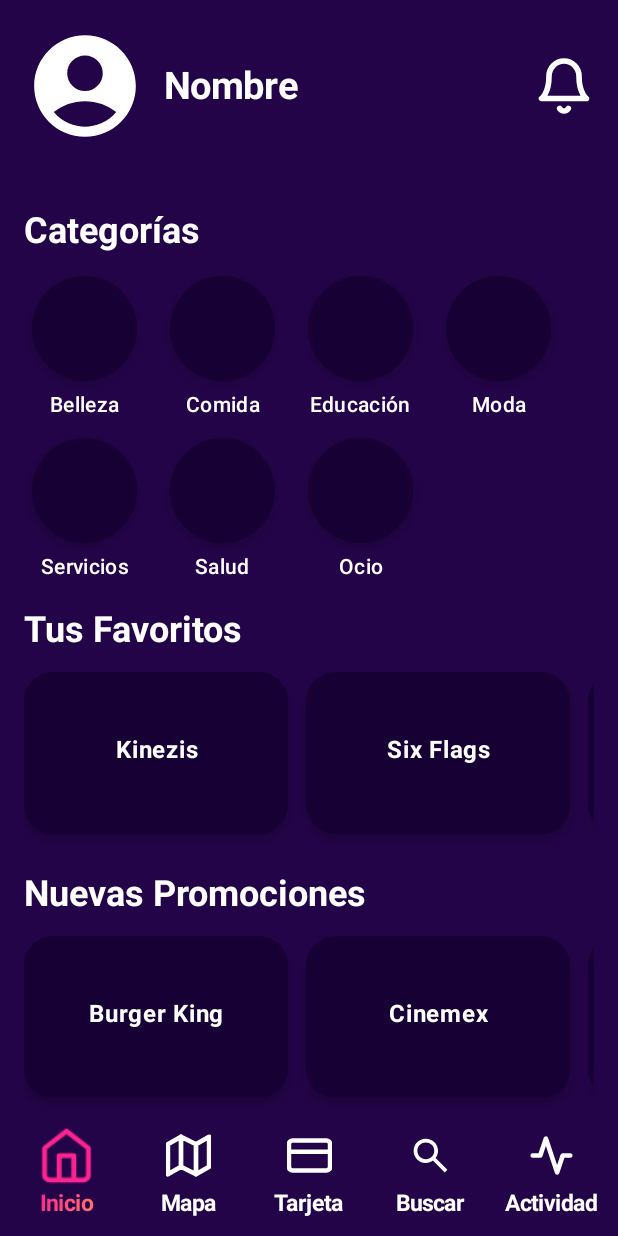
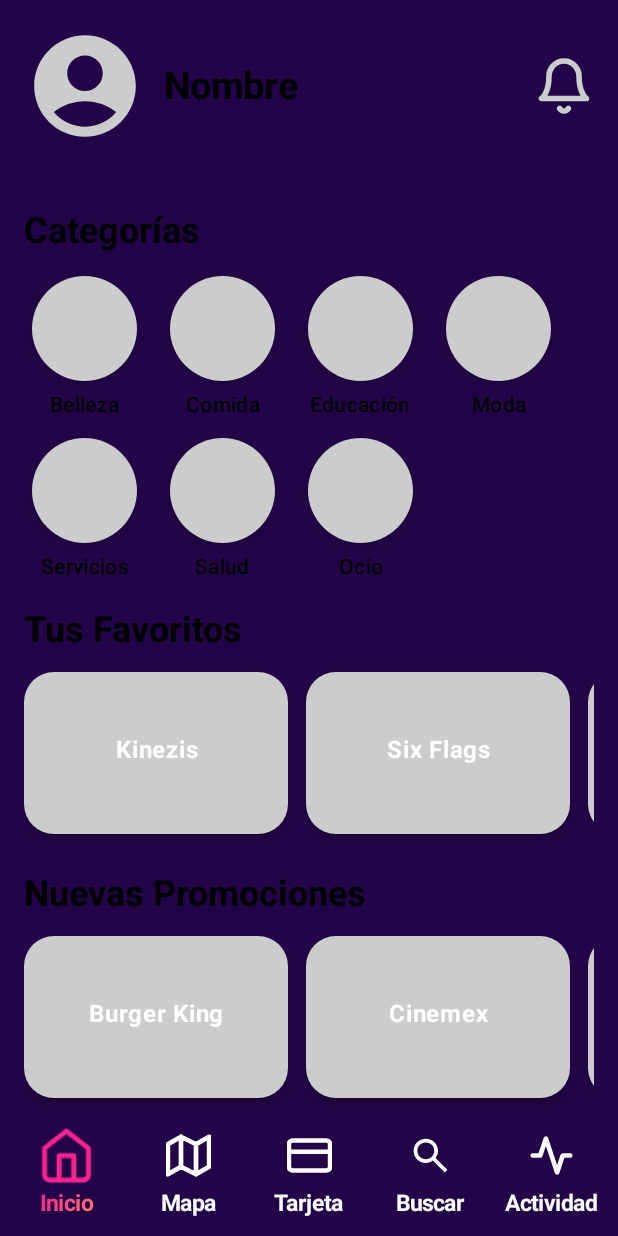
Before and after one commit to FernandaPat/BeneficioApp, an Android app built with Jetpack Compose: the screen it shows after launch (MainActivity), on a phone screen of 412 x 824 dp. Run offline under Robolectric (Android 15) with nearby library versions, the phone set to English and light mode, and no system bars; 1 statement that could not run was skipped.

Commit message:
Update InicioPage.kt

```diff
--- a/app/src/main/java/mx/mfpp/beneficioapp/view/InicioPage.kt
+++ b/app/src/main/java/mx/mfpp/beneficioapp/view/InicioPage.kt
@@ -1,7 +1,6 @@
 package mx.mfpp.beneficioapp.view
 
 import mx.mfpp.beneficioapp.R
-import androidx.compose.foundation.background
 import androidx.compose.foundation.interaction.MutableInteractionSource
 import androidx.compose.foundation.layout.Arrangement
 import androidx.compose.foundation.layout.Box
@@ -96,8 +95,7 @@
         topBar = { HomeTopBar(navController) }
     ) { paddingValues ->
         Column(
-            modifier = Modifier.
-                background(Color(0xFF230448))
+            modifier = Modifier
                 .fillMaxSize()
                 .padding(paddingValues)
                 .verticalScroll(rememberScrollState())
@@ -139,7 +137,7 @@
             style = MaterialTheme.typography.headlineSmall.copy(
                 fontWeight = FontWeight.Bold,
                 fontSize = 24.sp,
-                color = Color.White
+                color = Color.Black
             ),
             modifier = Modifier.padding(bottom = 12.dp)
         )
@@ -162,7 +160,7 @@
             .size(width = 176.dp, height = 108.dp),
         shape = RoundedCornerShape(20.dp),
         elevation = CardDefaults.cardElevation(defaultElevation = 4.dp),
-        colors = CardDefaults.cardColors(containerColor = Color(0xFF170033))
+        colors = CardDefaults.cardColors(containerColor = Color.LightGray)
     ) {
         Box(
             modifier = Modifier
@@ -213,7 +211,7 @@
             style = MaterialTheme.typography.headlineMedium.copy(
                 fontWeight = FontWeight.Bold,
                 fontSize = 24.sp,
-                color = Color.White
+                color = Color.Black
             ),
             modifier = Modifier.padding(bottom = 12.dp)
         )
@@ -245,7 +243,7 @@
                         modifier = Modifier
                             .padding(top = 6.dp)
                             .width(80.dp),
-                        color = Color.White
+                        color = Color.Black
                     )
                 }
             }
@@ -274,7 +272,7 @@
                         modifier = Modifier
                             .padding(top = 6.dp)
                             .width(80.dp),
-                        color = Color.White
+                        color = Color.Black
                     )
                 }
             }
@@ -290,7 +288,7 @@
             .size(70.dp),
         shape = RoundedCornerShape(100.dp),
         elevation = CardDefaults.cardElevation(defaultElevation = 4.dp),
-        colors = CardDefaults.cardColors(containerColor = Color(0xFF170033))
+        colors = CardDefaults.cardColors(containerColor = Color.LightGray)
     ) {
         Box(
             modifier = Modifier
@@ -308,7 +306,7 @@
     val interactionSourceCampana = remember { MutableInteractionSource() }
     val (modifierCampana, colorCampana) = crearAnimacionIconosBotones(
         interactionSource = interactionSourceCampana,
-        colorNormal = Color.White,
+        colorNormal = Color.LightGray,
         colorActivado = Color(0xFFFF2291),
         escalaActivado = 1.3f
     )
@@ -317,7 +315,6 @@
         modifier = modifier
             .fillMaxWidth()
             .height(barHeight)
-            .background(Color(0xFF230448))
             .padding(bottom = 16.dp)
     ) {
         Row(
@@ -337,14 +334,14 @@
                     modifier = Modifier
                         .size(93.dp)
                         .padding(end = 12.dp),
-                    tint = Color.White
+                    tint = Color.LightGray
                 )
                 Text(
                     text = "Nombre",
                     style = MaterialTheme.typography.headlineSmall.copy(
                         fontWeight = FontWeight.Bold,
                         fontSize = 25.sp,
-                        color = Color.White
+                        color = Color.Black
                     )
                 )
             }
```
